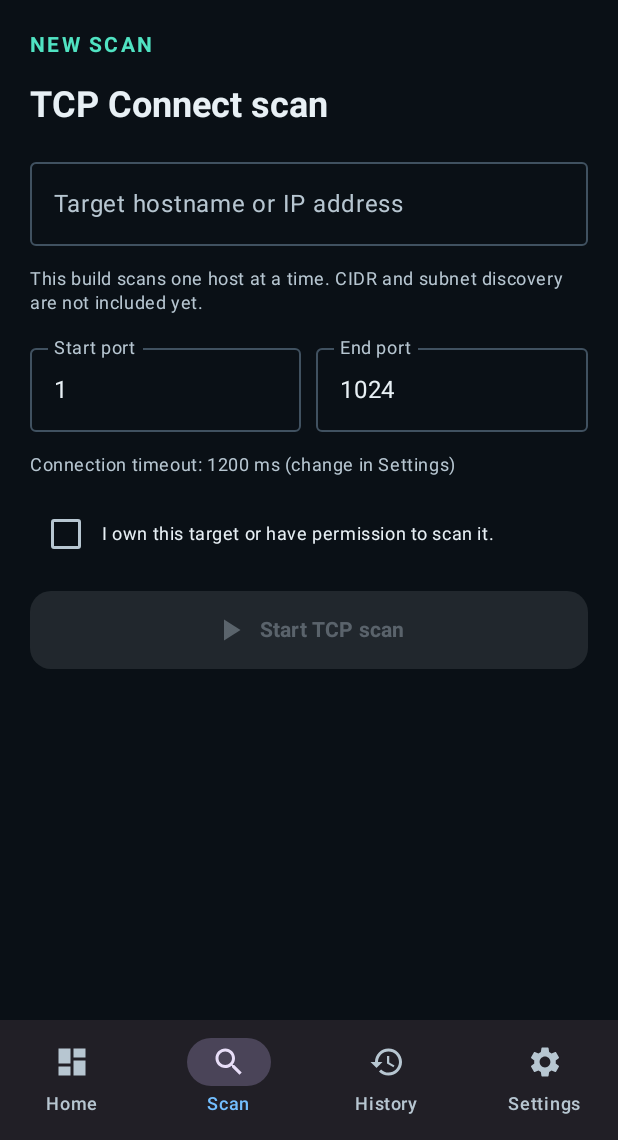
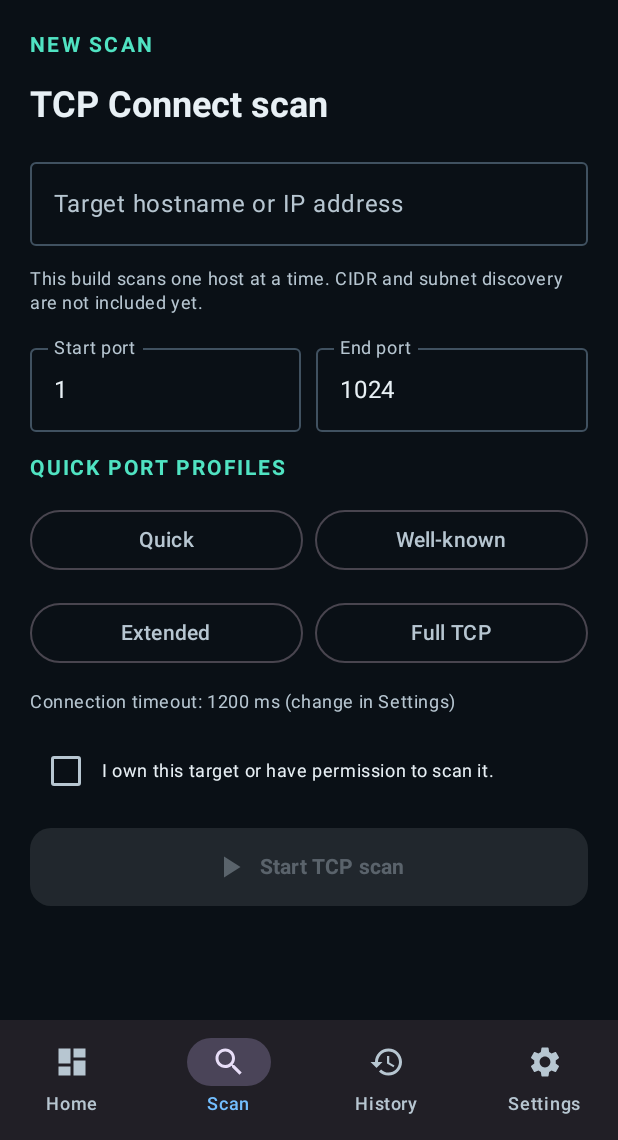
Before and after one commit to DSL-21/Gmap, an Android app built with Jetpack Compose: the screen it shows after launch (MainActivity), item 2 of the bottom bar chosen, on a phone screen of 412 x 824 dp, the part 96-1236 px from its top. Run offline under Robolectric (Android 15) with nearby library versions, the phone set to English and light mode, and no system bars.

Commit message:
Add scan profiles and show live service fingerprints

```diff
--- a/app/src/main/java/com/dsl/gmap/ui/Screens.kt
+++ b/app/src/main/java/com/dsl/gmap/ui/Screens.kt
@@ -39,7 +39,7 @@ import androidx.compose.runtime.Composable
 import androidx.compose.runtime.collectAsState
 import androidx.compose.runtime.getValue
 import androidx.compose.runtime.mutableStateOf
-import androidx.compose.runtime.saveable.rememberSaveable
+import androidx.compose.runtime.remember
 import androidx.compose.runtime.setValue
 import androidx.compose.ui.Alignment
 import androidx.compose.ui.Modifier
@@ -131,7 +131,7 @@ fun DashboardScreen(
             letterSpacing = 1.5.sp
         )
         FeatureRow(Icons.Default.Radar, "TCP port scanning", "Non-blocking TCP Connect scanning with adaptive socket scheduling.")
-        FeatureRow(Icons.Default.CheckCircle, "Service hints", "Recognizes common services by conventional port numbers.")
+        FeatureRow(Icons.Default.CheckCircle, "Service identification", "Read-only protocol greetings, HTTP headers, and TLS certificate details where supported.")
         FeatureRow(Icons.Default.Info, "Live scan metrics", "Progress, response timing, throughput, and explicit result states.")
 
         Text(
@@ -146,10 +146,11 @@ fun DashboardScreen(
 fun ScanScreen(viewModel: ScanViewModel) {
     val state by viewModel.uiState.collectAsState()
     val timeoutMs by viewModel.timeoutMs.collectAsState()
-    var target by rememberSaveable { mutableStateOf("") }
-    var startPort by rememberSaveable { mutableStateOf("1") }
-    var endPort by rememberSaveable { mutableStateOf("1024") }
-    var authorizationConfirmed by rememberSaveable { mutableStateOf(false) }
+    // Target, port input and authorization confirmation are ephemeral by design.
+    var target by remember { mutableStateOf("") }
+    var startPort by remember { mutableStateOf("1") }
+    var endPort by remember { mutableStateOf("1024") }
+    var authorizationConfirmed by remember { mutableStateOf(false) }
 
     Column(
         modifier = Modifier.fillMaxSize().verticalScroll(rememberScrollState()).padding(20.dp),
@@ -196,6 +197,24 @@ fun ScanScreen(viewModel: ScanViewModel) {
                 singleLine = true,
                 enabled = !state.isScanning
             )
+        }
+
+        Text("QUICK PORT PROFILES", color = MaterialTheme.colorScheme.primary, style = MaterialTheme.typography.labelLarge, fontWeight = FontWeight.Bold, letterSpacing = 1.2.sp)
+        Row(horizontalArrangement = Arrangement.spacedBy(8.dp)) {
+            OutlinedButton(onClick = { startPort = "1"; endPort = "256" }, modifier = Modifier.weight(1f), enabled = !state.isScanning) {
+                Text("Quick", maxLines = 1)
+            }
+            OutlinedButton(onClick = { startPort = "1"; endPort = "1024" }, modifier = Modifier.weight(1f), enabled = !state.isScanning) {
+                Text("Well-known", maxLines = 1)
+            }
+        }
+        Row(horizontalArrangement = Arrangement.spacedBy(8.dp)) {
+            OutlinedButton(onClick = { startPort = "1"; endPort = "10000" }, modifier = Modifier.weight(1f), enabled = !state.isScanning) {
+                Text("Extended", maxLines = 1)
+            }
+            OutlinedButton(onClick = { startPort = "1"; endPort = "65535" }, modifier = Modifier.weight(1f), enabled = !state.isScanning) {
+                Text("Full TCP", maxLines = 1)
+            }
         }
 
         Text(
@@ -413,7 +432,7 @@ fun SettingsScreen(viewModel: ScanViewModel) {
             style = MaterialTheme.typography.bodyMedium
         )
         Text(
-            "Advanced scanner modules such as subnet discovery, UDP probes, TLS inspection, and protocol-aware service detection are not part of this build yet.",
+            "This build includes TCP Connect scanning and bounded, read-only service probes for common protocols. Subnet discovery and UDP scanning are not included yet.",
             color = MaterialTheme.colorScheme.onSurfaceVariant,
             style = MaterialTheme.typography.bodySmall
         )
@@ -499,10 +518,33 @@ private fun PortResultRow(result: PortScanResult) {
         Column(modifier = Modifier.weight(1f)) {
             Text("${result.port} / TCP", fontWeight = FontWeight.Bold)
             Text(
-                result.serviceHint ?: "Unknown service",
+                result.fingerprint?.service ?: result.serviceHint ?: "Unknown service",
                 color = MaterialTheme.colorScheme.onSurfaceVariant,
                 style = MaterialTheme.typography.bodySmall
             )
+            result.fingerprint?.let { fingerprint ->
+                val detailLines = listOfNotNull(
+                    fingerprint.banner?.let { "Banner: $it" },
+                    fingerprint.serverHeader?.let { "Server: $it" },
+                    fingerprint.additionalInfo,
+                    fingerprint.tlsVersion?.let { "TLS: $it" },
+                    fingerprint.cipherSuite?.let { "Cipher: $it" },
+                    fingerprint.certificateSubject?.let { "Certificate subject: $it" },
+                    fingerprint.certificateIssuer?.let { "Certificate issuer: $it" },
+                    fingerprint.certificateExpiresAtEpochMs?.let {
+                        "Certificate expires: ${SimpleDateFormat("yyyy-MM-dd", Locale.ENGLISH).format(Date(it))}"
+                    }
+                )
+                detailLines.forEach { line ->
+                    Text(
+                        line,
+                        color = MaterialTheme.colorScheme.onSurfaceVariant,
+                        style = MaterialTheme.typography.labelSmall,
+                        maxLines = 2,
+                        overflow = TextOverflow.Ellipsis
+                    )
+                }
+            }
         }
         Surface(color = MaterialTheme.colorScheme.primary.copy(alpha = 0.14f), shape = RoundedCornerShape(100.dp)) {
             Text(
```
